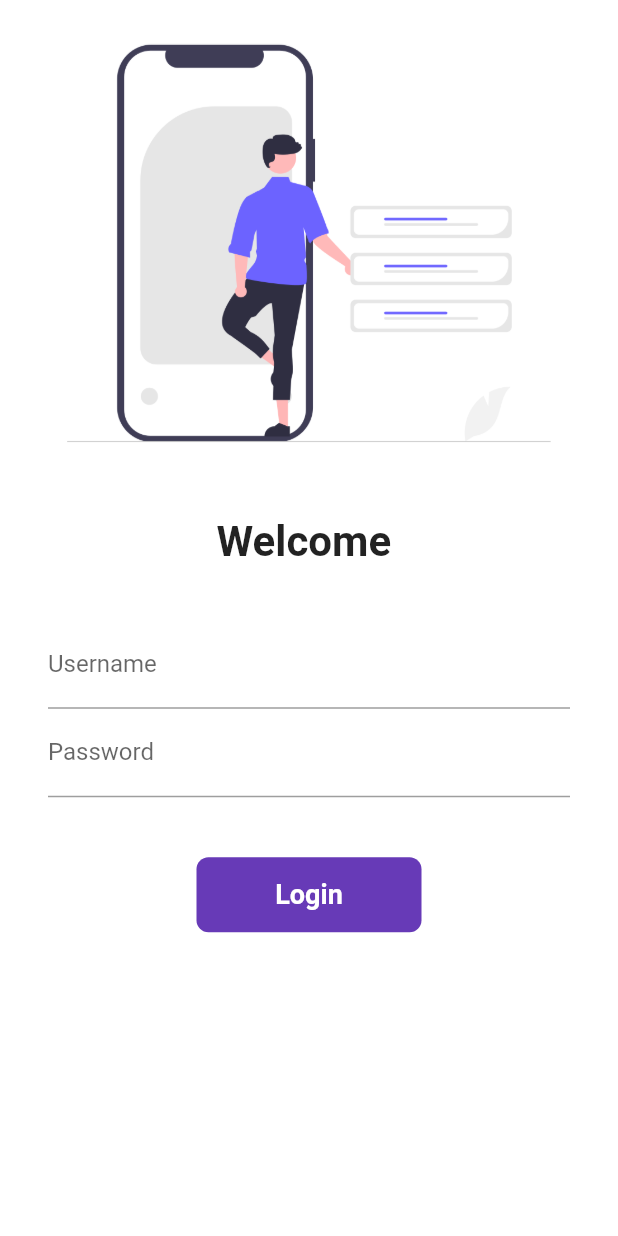
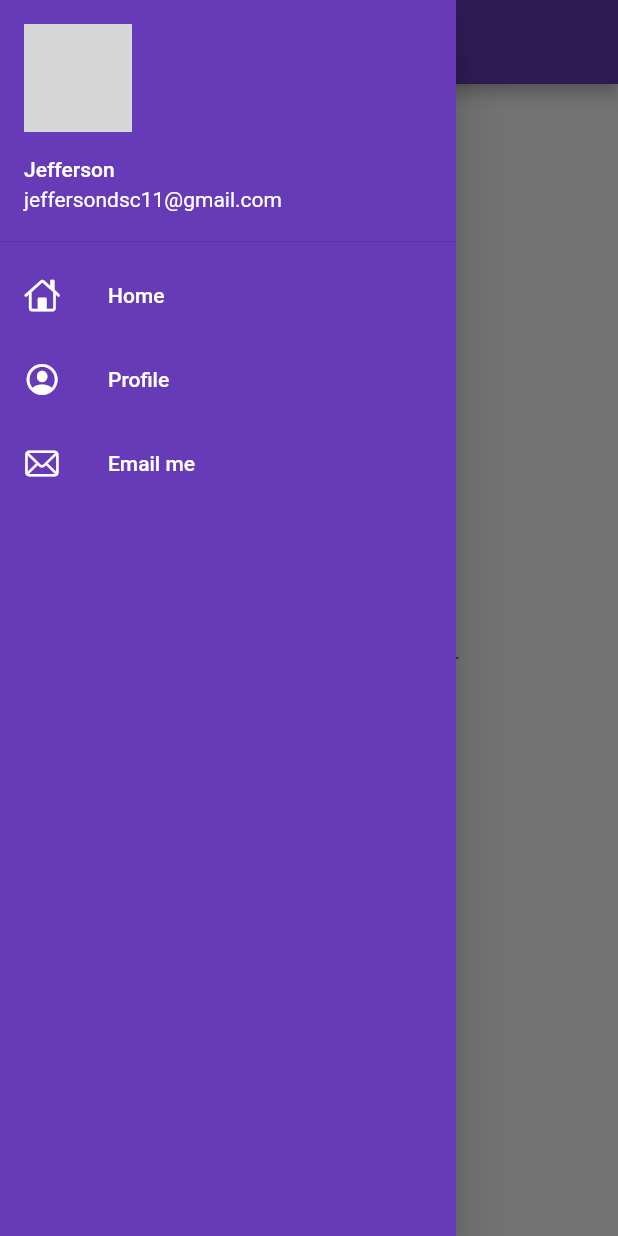
Before and after one commit to jeffdsc11/LearnFlutter, a Flutter app: the screen it shows after launch, with the side drawer open (before the commit the screen has no drawer), on a phone screen of 412 x 824 dp. Run offline on Flutter 3.47's test engine with Material 2 defaults, Android fonts, the phone set to English and light mode, and no system bars; network calls fail; grey boxes are pictures that could not be loaded.

Commit message:
day 9  completade

```diff
--- a/lib/main.dart
+++ b/lib/main.dart
@@ -20,8 +20,8 @@ class MyApp extends StatelessWidget {
         darkTheme: ThemeData(
           brightness: Brightness.dark,
         ),
-
-        initialRoute: "/",
+        debugShowCheckedModeBanner: false,
+        initialRoute: MyRoutes.homeRoute,
         routes: {
         "/": (context)=> LoginPage(),
         MyRoutes.homeRoute: (context)=> HomePage(),
--- a/lib/pages/home_page.dart
+++ b/lib/pages/home_page.dart
@@ -1,4 +1,5 @@
 import 'package:flutter/material.dart';
+import 'package:untitled/widget/drawer.dart';
 
 class HomePage extends StatelessWidget {
   const HomePage({Key? key}) : super(key: key);
@@ -17,7 +18,7 @@ class HomePage extends StatelessWidget {
           child: Text("Welcome to $days days by $name"),
         ),
       ),
-      drawer: Drawer(),
+      drawer: MyDrawer(),
     );
   }
 }
--- a/lib/widget/drawer.dart
+++ b/lib/widget/drawer.dart
@@ -0,0 +1,47 @@
+import 'package:flutter/cupertino.dart';
+import 'package:flutter/material.dart';
+class MyDrawer extends StatelessWidget {
+  const MyDrawer({Key? key}) : super(key: key);
+
+  @override
+  Widget build(BuildContext context) {
+    final imageUrl=
+        "https://static.wikia.nocookie.net/naruto/images/3/33/Naruto_Uzumaki_%28Parte_I_-_HD%29.png/revision/latest?cb=20160316113315&path-prefix=pt-br";
+    return Drawer(
+      child: Container(
+        color: Colors.deepPurple,
+        child: ListView(
+          padding: EdgeInsets.zero,
+          children: [
+            DrawerHeader(
+               padding: EdgeInsets.zero,
+                child: UserAccountsDrawerHeader(
+                      margin: EdgeInsets.zero,
+                      accountName: Text("Jefferson"),
+                      accountEmail: Text("jeffersondsc11@gmail.com"),
+                      currentAccountPicture: CircleAvatar(
+                        backgroundImage: NetworkImage(imageUrl),
+                      ),
+                ),
+            ),
+            ListTile(
+              leading: Icon(CupertinoIcons.home,
+                            color: Colors.white),
+              title: Text("Home",style: TextStyle(color: Colors.white),),
+            ),
+            ListTile(
+              leading: Icon(CupertinoIcons.profile_circled,
+                  color: Colors.white),
+              title: Text("Profile",style: TextStyle(color: Colors.white),),
+            ),
+            ListTile(
+              leading: Icon(CupertinoIcons.mail,
+                  color: Colors.white),
+              title: Text("Email me",style: TextStyle(color: Colors.white),),
+            ),
+          ],
+        ),
+      ),
+    );
+  }
+}
```
